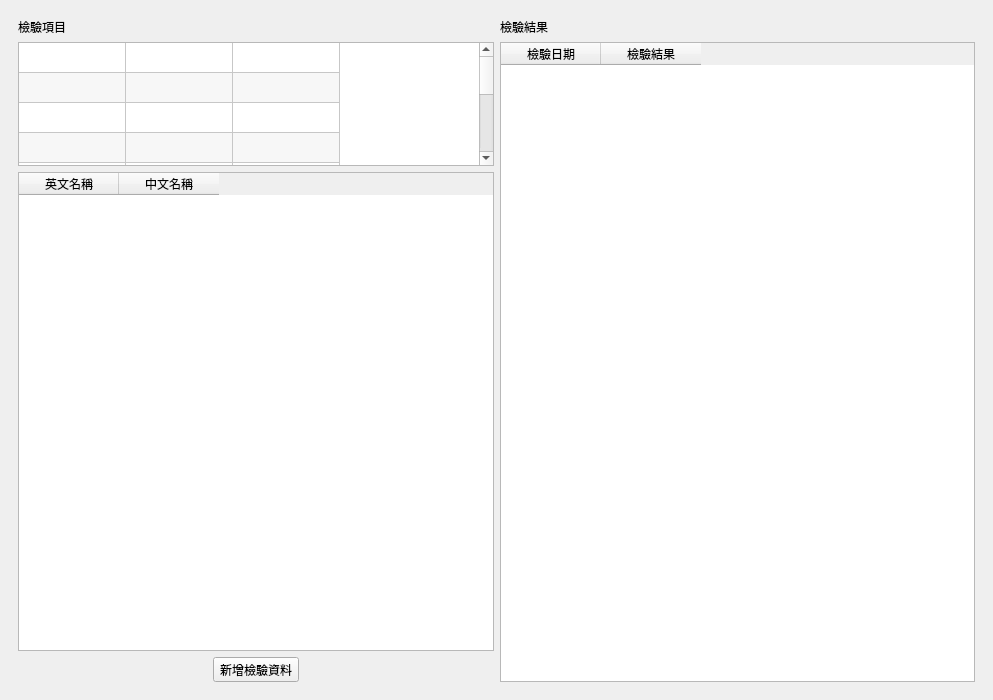
Old version of the form ui/medical_record_examination.ui in the repository picacat/pyMedical.
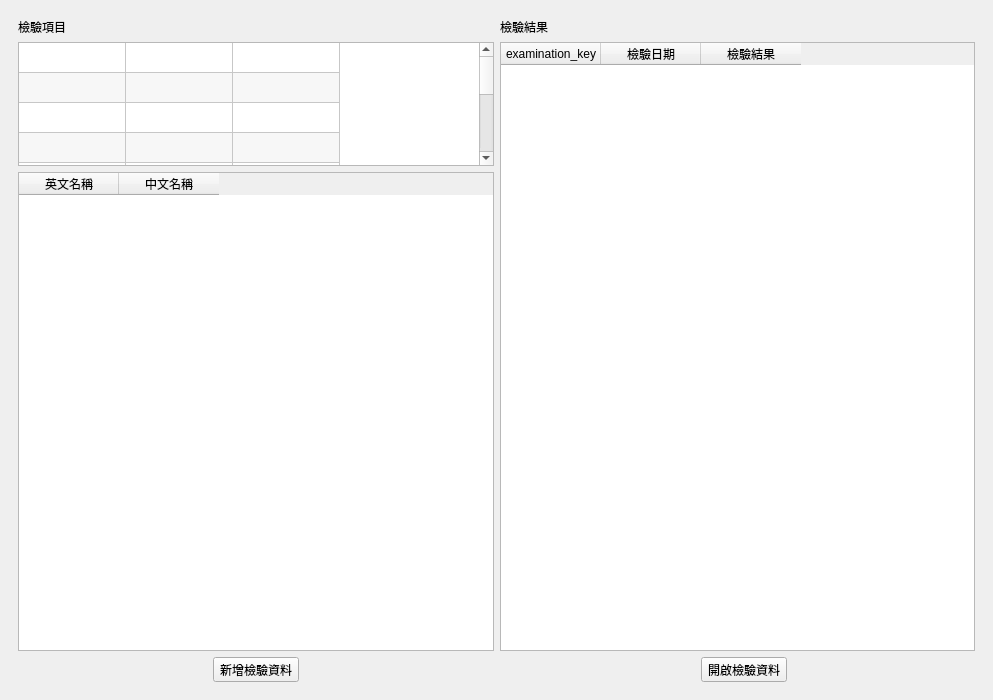
New version of the form. Icons and pictures are not drawn.

Patch:
```diff
--- a/ui/medical_record_examination.ui
+++ b/ui/medical_record_examination.ui
@@ -157,6 +157,11 @@
           <property name="selectionBehavior">
            <enum>QAbstractItemView::SelectRows</enum>
           </property>
+          <column>
+           <property name="text">
+            <string>examination_key</string>
+           </property>
+          </column>
           <column>
            <property name="text">
             <string>檢驗日期</string>
@@ -169,6 +174,57 @@
           </column>
          </widget>
         </item>
+        <item>
+         <layout class="QHBoxLayout" name="horizontalLayout_3">
+          <item>
+           <spacer name="horizontalSpacer">
+            <property name="orientation">
+             <enum>Qt::Horizontal</enum>
+            </property>
+            <property name="sizeHint" stdset="0">
+             <size>
+              <width>40</width>
+              <height>20</height>
+             </size>
+            </property>
+           </spacer>
+          </item>
+          <item>
+           <widget class="QLabel" name="label_3">
+            <property name="text">
+             <string/>
+            </property>
+           </widget>
+          </item>
+          <item>
+           <widget class="QToolButton" name="toolButton_open_examination_item">
+            <property name="text">
+             <string>開啟檢驗資料</string>
+            </property>
+            <property name="icon">
+             <iconset>
+              <normaloff>../icons/fileopen.svg</normaloff>../icons/fileopen.svg</iconset>
+            </property>
+            <property name="toolButtonStyle">
+             <enum>Qt::ToolButtonTextBesideIcon</enum>
+            </property>
+           </widget>
+          </item>
+          <item>
+           <spacer name="horizontalSpacer_2">
+            <property name="orientation">
+             <enum>Qt::Horizontal</enum>
+            </property>
+            <property name="sizeHint" stdset="0">
+             <size>
+              <width>40</width>
+              <height>20</height>
+             </size>
+            </property>
+           </spacer>
+          </item>
+         </layout>
+        </item>
        </layout>
       </item>
       <item>
```
